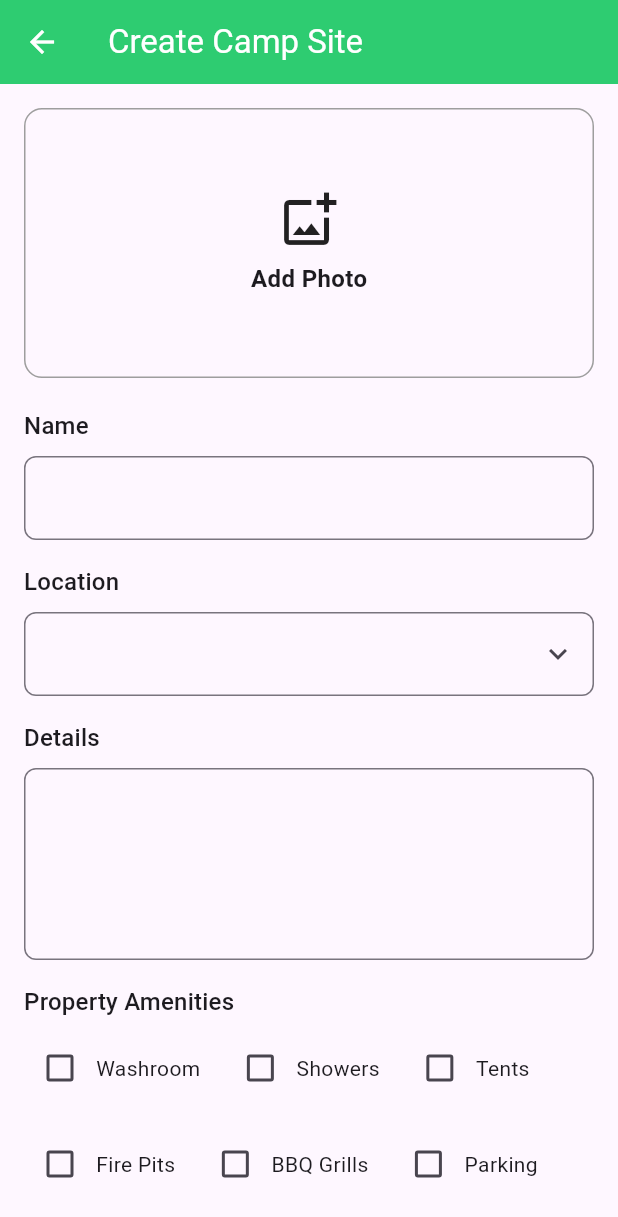
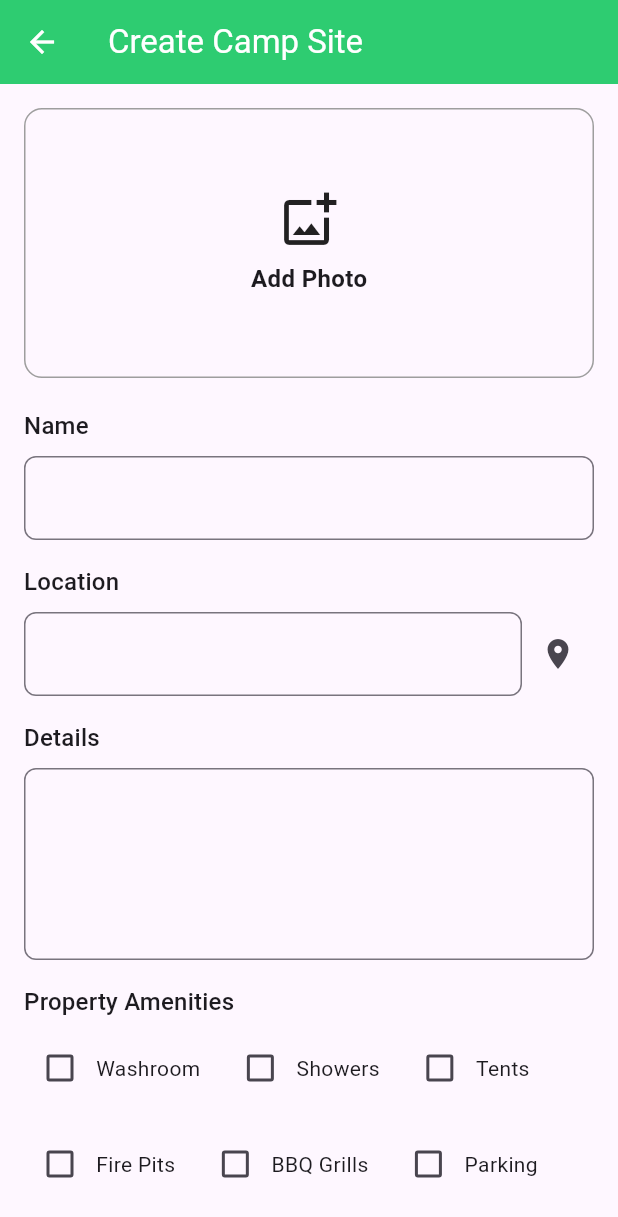
Before and after one commit to venuraka/Camply, a Flutter app: the CreateCampPage screen opened by its route, on a phone screen of 412 x 824 dp. Shown: the top 1217 px of the screen. Run offline on Flutter 3.47's test engine with Material 3 defaults, Android fonts, the phone set to English and light mode, and no system bars; our stand-ins replace geolocator.

Commit message:
version changes

```diff
--- a/lib/create_camp_page.dart
+++ b/lib/create_camp_page.dart
@@ -1,5 +1,7 @@
 import 'package:flutter/material.dart';
 import 'camp_model.dart';
+import 'googlemaps/locationretrieval.dart';
+import 'package:geolocator/geolocator.dart';
 
 class CreateCampPage extends StatefulWidget {
   const CreateCampPage({Key? key}) : super(key: key);
@@ -30,6 +32,21 @@ class _CreateCampPageState extends State<CreateCampPage> {
     _locationController.dispose();
     _detailsController.dispose();
     super.dispose();
+  }
+
+  Future<void> _getCurrentLocation() async {
+    try {
+      Position position = await determinePosition(); // Call the service
+      setState(() {
+        _locationController.text =
+            'Latitude: ${position.latitude}, Longitude: ${position.longitude}';
+      });
+    } catch (e) {
+      print('Error getting location: $e');
+      ScaffoldMessenger.of(context).showSnackBar(
+        const SnackBar(content: Text('Could not retrieve location.')),
+      );
+    }
   }
 
   @override
@@ -98,13 +115,15 @@ class _CreateCampPageState extends State<CreateCampPage> {
               // Location Field
               Text('Location', style: Theme.of(context).textTheme.titleMedium),
               const SizedBox(height: 8),
-              TextFormField(
+              Row(
+                children: [
+                  Expanded(
+                    child: TextFormField(
                       controller: _locationController,
                       decoration: InputDecoration(
                         border: OutlineInputBorder(
                           borderRadius: BorderRadius.circular(8),
                         ),
-                  suffixIcon: const Icon(Icons.keyboard_arrow_down),
                       ),
                       validator: (value) {
                         if (value == null || value.isEmpty) {
@@ -112,6 +131,13 @@ class _CreateCampPageState extends State<CreateCampPage> {
                         }
                         return null;
                       },
+                    ),
+                  ),
+                  IconButton(
+                    icon: const Icon(Icons.location_on),
+                    onPressed: _getCurrentLocation,
+                  ),
+                ],
               ),
               const SizedBox(height: 16),
 
--- a/pubspec.yaml
+++ b/pubspec.yaml
@@ -45,7 +45,7 @@ dev_dependencies:
   # activated in the `analysis_options.yaml` file located at the root of your
   # package. See that file for information about deactivating specific lint
   # rules and activating additional ones.
-  flutter_lints: ^3.0.0
+  flutter_lints: ^4.0.0
 
 # For information on the generic Dart part of this file, see the
 # following page: https://dart.dev/tools/pub/pubspec
```
Also changed, not shown: pubspec.lock, 1 other file. Lines whose indentation alone changed are shown as unchanged.
